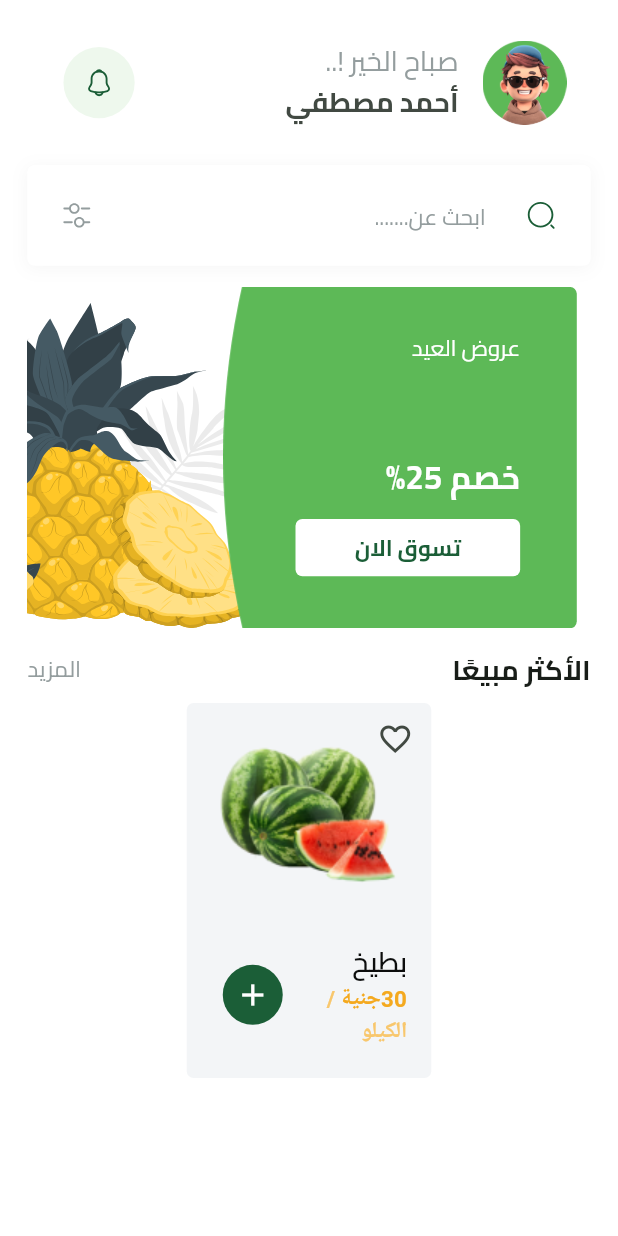
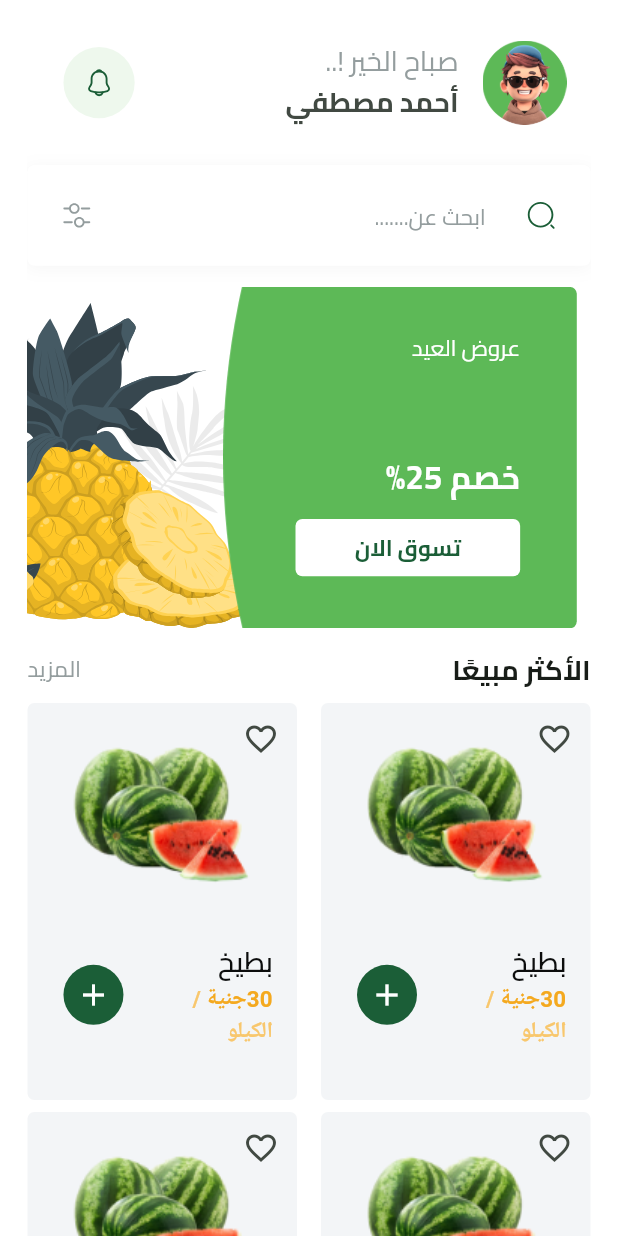
Before and after one commit to MhammadAli/Fakahany, a Flutter app: the HomeViewBody widget shown alone on an empty page, opened directly, on a phone screen of 412 x 824 dp. Run offline on Flutter 3.47's test engine with Material 3 defaults, Android fonts, the phone set to English and light mode, and no system bars; our stand-ins replace bloc, cloud_firestore, dartz, dots_indicator, firebase_auth, firebase_core and 8 more; missing offline and left inert: flutter_facebook_auth; accounts and stored records are empty.

Commit message:
Build best selling grid view.

```diff
--- a/lib/core/widgets/fruit_item.dart
+++ b/lib/core/widgets/fruit_item.dart
@@ -11,8 +11,6 @@ class FruitItem extends StatelessWidget {
   @override
   Widget build(BuildContext context) {
     return Container(
-      width: 163,
-      height: 250,
       decoration: ShapeDecoration(
         color: const Color(0xFFF3F5F7),
         shape: RoundedRectangleBorder(
--- /dev/null
+++ b/lib/features/home/presentation/views/widgets/best_selling_grid_view.dart
@@ -0,0 +1,20 @@
+import 'package:fakahany/core/widgets/fruit_item.dart';
+import 'package:flutter/material.dart';
+
+class BestSellingGridView extends StatelessWidget {
+  const BestSellingGridView({Key? key}) : super(key: key);
+
+  @override
+  Widget build(BuildContext context) {
+    return SliverGrid.builder(
+        gridDelegate: const SliverGridDelegateWithFixedCrossAxisCount(
+          crossAxisCount: 2,
+          childAspectRatio: 163 / 240,
+          mainAxisSpacing: 8,
+          crossAxisSpacing: 16,
+        ),
+        itemBuilder: (context, index) {
+          return const FruitItem();
+        });
+  }
+}
--- a/lib/features/home/presentation/views/widgets/home_view_body.dart
+++ b/lib/features/home/presentation/views/widgets/home_view_body.dart
@@ -1,6 +1,6 @@
 import 'package:fakahany/constants.dart';
-import 'package:fakahany/core/widgets/fruit_item.dart';
 import 'package:fakahany/core/widgets/search_text_field.dart';
+import 'package:fakahany/features/home/presentation/views/widgets/best_selling_grid_view.dart';
 import 'package:fakahany/features/home/presentation/views/widgets/best_selling_header.dart';
 import 'package:fakahany/features/home/presentation/views/widgets/custom_home_app_bar.dart';
 import 'package:fakahany/features/home/presentation/views/widgets/featured_list.dart';
@@ -38,10 +38,10 @@ class HomeViewBody extends StatelessWidget {
                 SizedBox(
                   height: 8.h,
                 ),
-                const FruitItem(),
               ],
             ),
-          )
+          ),
+          const BestSellingGridView(),
         ],
       ),
     );
```
